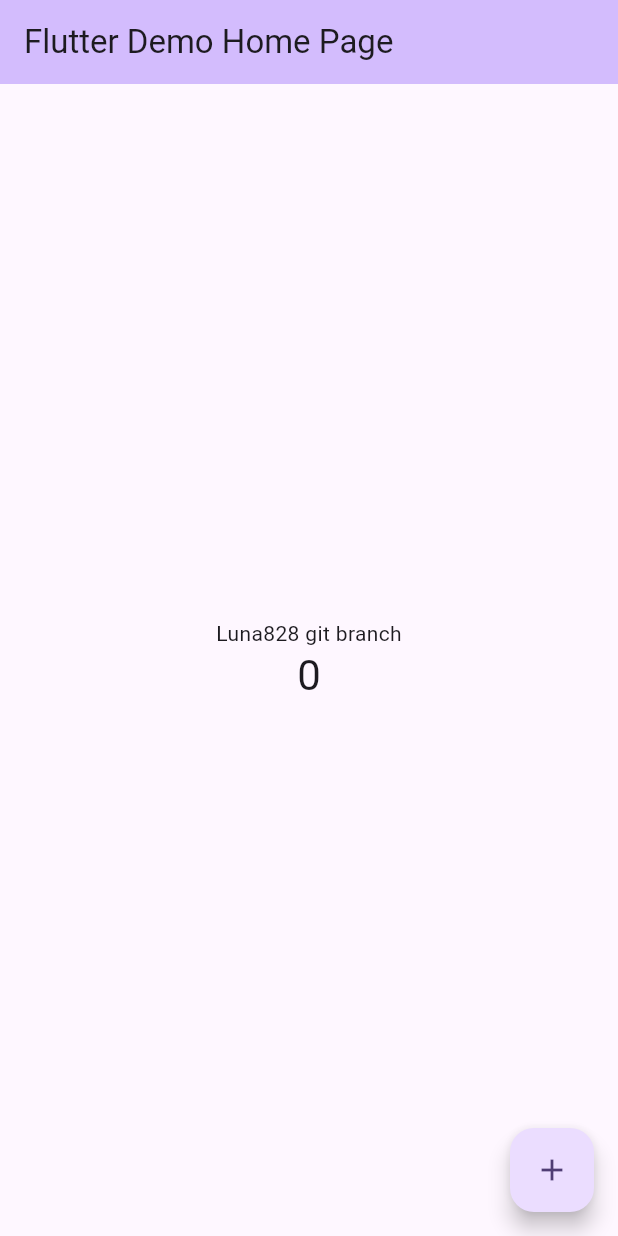
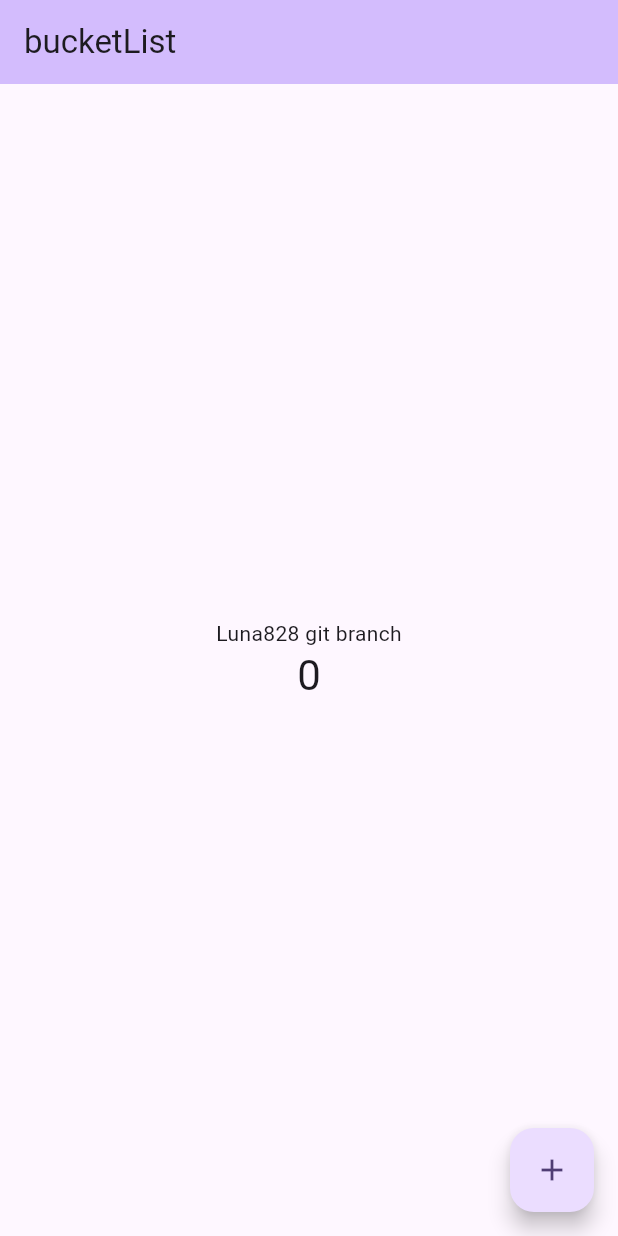
Before and after one commit to CHERIN2/bucketlist_team15, a Flutter app: the screen it shows after launch, on a phone screen of 412 x 824 dp. Run offline on Flutter 3.47's test engine with Material 2 defaults, Android fonts, the phone set to English and light mode, and no system bars.

Commit message:
commit change home title

```diff
--- a/bucketlist_team15/lib/main.dart
+++ b/bucketlist_team15/lib/main.dart
@@ -15,7 +15,7 @@ class MyApp extends StatelessWidget {
         colorScheme: ColorScheme.fromSeed(seedColor: Colors.deepPurple),
         useMaterial3: true,
       ),
-      home: const MyHomePage(title: 'Flutter Demo Home Page'),
+      home: const MyHomePage(title: 'bucketList'),
     );
   }
 }
```
